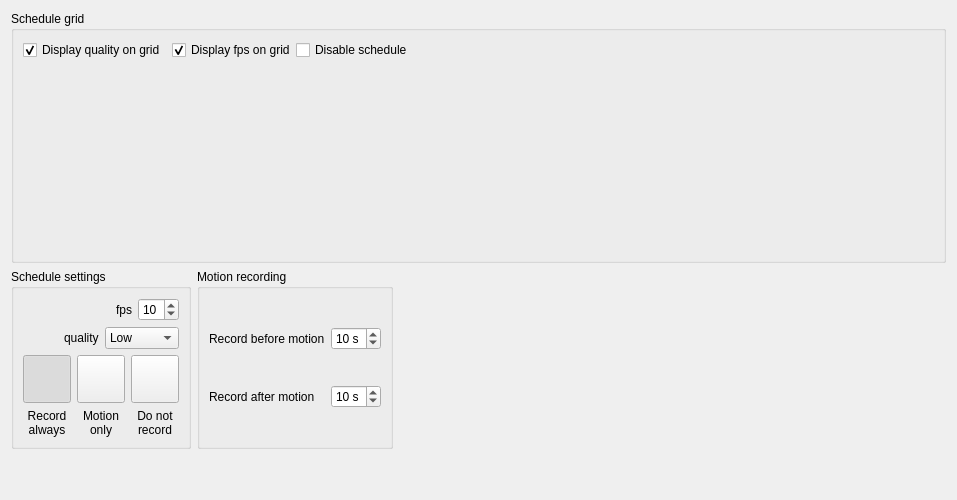
The window that client/src/ui/device_settings/camera_schedule.ui (networkoptix/nx_open) describes before a commit, drawn with Qt 5.
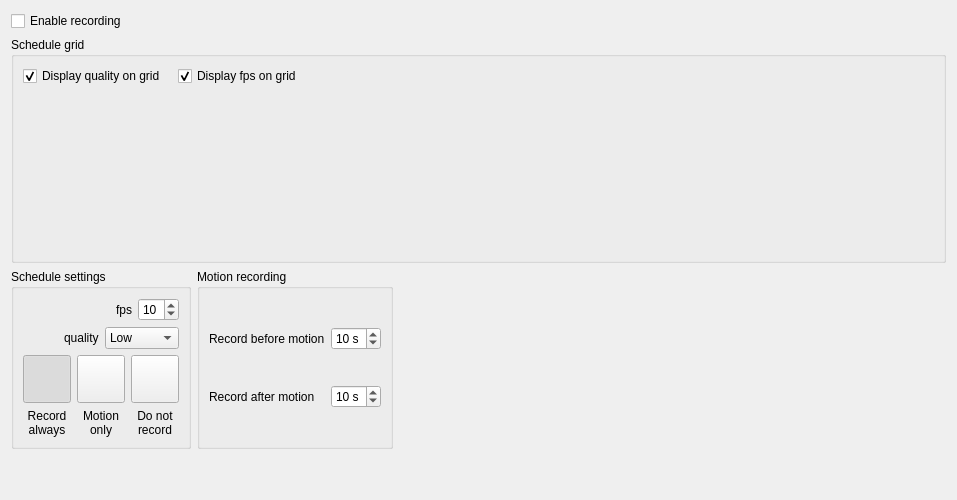
The same window after the commit. Custom widgets are drawn as their Qt base class.

Commit message:
schedule grid refactor
<==== Mercurial data ====>
Branch: master

```diff
--- a/client/src/ui/device_settings/camera_schedule.ui
+++ b/client/src/ui/device_settings/camera_schedule.ui
@@ -15,7 +15,17 @@
   </property>
   <layout class="QVBoxLayout" name="verticalLayout_5">
    <item>
-    <widget class="QGroupBox" name="groupBox_2">
+    <widget class="QCheckBox" name="chkBoxEnableSchedule">
+     <property name="text">
+      <string>Enable recording</string>
+     </property>
+     <property name="tristate">
+      <bool>true</bool>
+     </property>
+    </widget>
+   </item>
+   <item>
+    <widget class="QGroupBox" name="ScheduleGridGroupBox">
      <property name="title">
       <string>Schedule grid</string>
      </property>
@@ -51,7 +61,7 @@
           </property>
           <property name="sizeHint" stdset="0">
            <size>
-            <width>6</width>
+            <width>12</width>
             <height>20</height>
            </size>
           </property>
@@ -67,16 +77,6 @@
           </property>
          </widget>
         </item>
-        <item>
-         <widget class="QCheckBox" name="chkBoxDisableSchedule">
-          <property name="text">
-           <string>Disable schedule</string>
-          </property>
-          <property name="tristate">
-           <bool>true</bool>
-          </property>
-         </widget>
-        </item>
         <item>
          <spacer name="horizontalSpacer_4">
           <property name="orientation">
```
Left out of the diff: 4 changed lines with no effect on the pictures. The commit also changes 6 other files.
